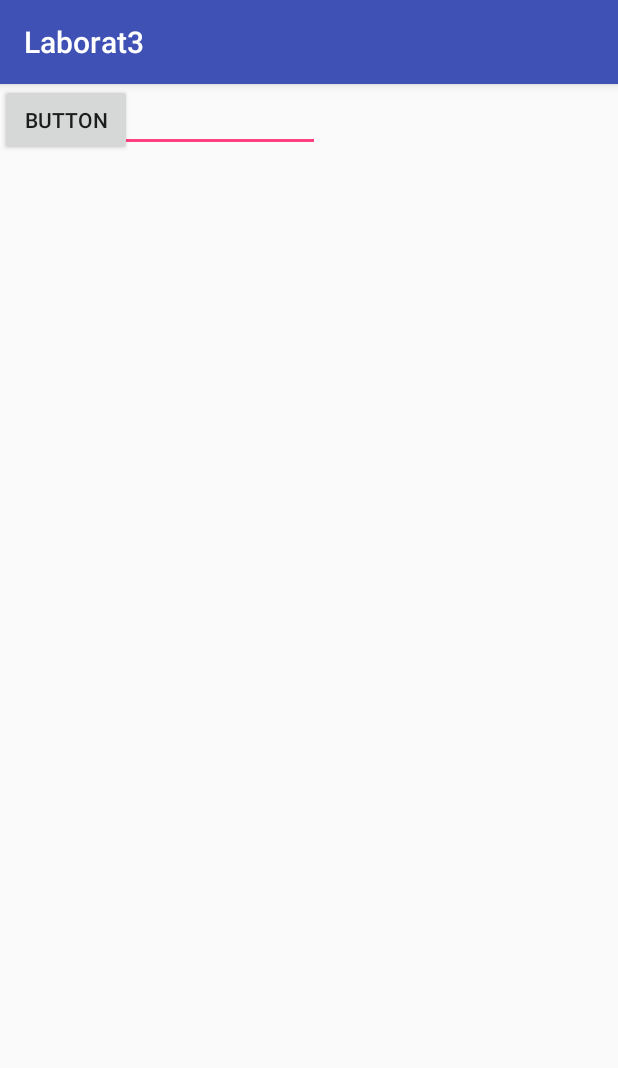
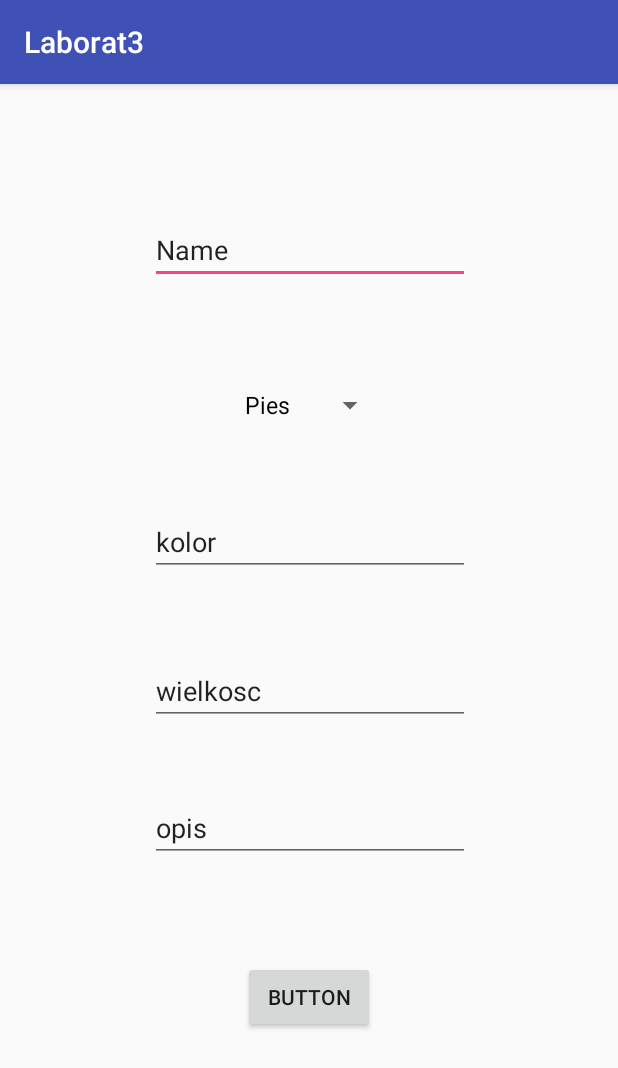
Before and after one commit to kmnowosielski/Laborat3, an Android app: the DodajWpis screen opened directly, with no data from a screen before it, on a phone screen of 412 x 824 dp. Shown: the top 1068 px of the screen. Run offline under Robolectric (Android 15) with nearby library versions, the phone set to English and light mode, and no system bars.

Commit message:
Its fkng annoing

```diff
--- a/app/src/main/java/com/example/kmn/laborat3/DodajWpis.java
+++ b/app/src/main/java/com/example/kmn/laborat3/DodajWpis.java
@@ -1,10 +1,13 @@
 package com.example.kmn.laborat3;
+
 
 import android.content.Intent;
 import android.support.v7.app.AppCompatActivity;
 import android.os.Bundle;
 import android.view.View;
+import android.widget.ArrayAdapter;
 import android.widget.EditText;
+import android.widget.Spinner;
 
 public class DodajWpis extends AppCompatActivity {
 
@@ -12,14 +15,28 @@ public class DodajWpis extends AppCompatActivity {
     protected void onCreate(Bundle savedInstanceState) {
         super.onCreate(savedInstanceState);
         setContentView(R.layout.activity_dodaj_wpis);
+
+        ArrayAdapter gatunki = new ArrayAdapter(this, android.R.layout.simple_spinner_dropdown_item,
+                new String[] {"Pies", "Kot", "Rybki"});
+
+        Spinner gatunek = (Spinner)(findViewById(R.id.gatunek));
+        gatunek.setAdapter(gatunki);
+        Bundle extras = getIntent().getExtras();
+
     }
 
     public void wyslij(View view)
     {
-        EditText kontrolka = (EditText)findViewById(R.id.editText);
-        String  pole = kontrolka.getText().toString();
+        EditText kolor = (EditText) findViewById(R.id.kolor);
+        EditText wielkosc = (EditText) findViewById(R.id.wielkosc);
+        EditText opis = (EditText) findViewById(R.id.opis);
+        Spinner gatunek = (Spinner) findViewById(R.id.gatunek);
+        Animal zwierze = new Animal(gatunek.getSelectedItem().toString(),
+                kolor.getText().toString(),
+                Float.valueOf(wielkosc.getText().toString()),
+                opis.getText().toString());
         Intent intencja = new Intent();
-        intencja.putExtra("wpis", pole);
+        intencja.putExtra("nowy", zwierze);
         setResult(RESULT_OK, intencja);
         finish();
     }
--- a/app/src/main/res/layout/activity_dodaj_wpis.xml
+++ b/app/src/main/res/layout/activity_dodaj_wpis.xml
@@ -11,10 +11,69 @@
         android:layout_width="wrap_content"
         android:layout_height="wrap_content"
         android:ems="10"
-        android:inputType="textPersonName"
         android:text="Name"
-        tools:layout_editor_absoluteX="122dp"
-        tools:layout_editor_absoluteY="157dp"
+        app:layout_constraintBottom_toBottomOf="parent"
+        app:layout_constraintHorizontal_bias="0.502"
+        app:layout_constraintLeft_toLeftOf="parent"
+        app:layout_constraintRight_toRightOf="parent"
+        app:layout_constraintTop_toTopOf="parent"
+        app:layout_constraintVertical_bias="0.122"
+        tools:ignore="MissingConstraints" />
+
+    <Spinner
+        android:id="@+id/gatunek"
+        android:layout_width="wrap_content"
+        android:layout_height="wrap_content"
+        android:ems="10"
+        android:text="gatunek"
+        app:layout_constraintBottom_toBottomOf="parent"
+        app:layout_constraintHorizontal_bias="0.502"
+        app:layout_constraintLeft_toLeftOf="parent"
+        app:layout_constraintRight_toRightOf="parent"
+        app:layout_constraintTop_toTopOf="parent"
+        app:layout_constraintVertical_bias="0.264"
+        tools:ignore="MissingConstraints" />
+
+    <EditText
+        android:id="@+id/kolor"
+        android:layout_width="wrap_content"
+        android:layout_height="wrap_content"
+        android:ems="10"
+        android:text="kolor"
+        app:layout_constraintBottom_toBottomOf="parent"
+        app:layout_constraintHorizontal_bias="0.502"
+        app:layout_constraintLeft_toLeftOf="parent"
+        app:layout_constraintRight_toRightOf="parent"
+        app:layout_constraintTop_toTopOf="parent"
+        app:layout_constraintVertical_bias="0.391"
+        tools:ignore="MissingConstraints" />
+
+    <EditText
+        android:id="@+id/wielkosc"
+        android:layout_width="wrap_content"
+        android:layout_height="wrap_content"
+        android:ems="10"
+        android:text="wielkosc"
+        app:layout_constraintBottom_toBottomOf="parent"
+        app:layout_constraintHorizontal_bias="0.502"
+        app:layout_constraintLeft_toLeftOf="parent"
+        app:layout_constraintRight_toRightOf="parent"
+        app:layout_constraintTop_toTopOf="parent"
+        app:layout_constraintVertical_bias="0.529"
+        tools:ignore="MissingConstraints" />
+
+    <EditText
+        android:id="@+id/opis"
+        android:layout_width="wrap_content"
+        android:layout_height="wrap_content"
+        android:ems="10"
+        android:text="opis"
+        app:layout_constraintBottom_toBottomOf="parent"
+        app:layout_constraintHorizontal_bias="0.502"
+        app:layout_constraintLeft_toLeftOf="parent"
+        app:layout_constraintRight_toRightOf="parent"
+        app:layout_constraintTop_toTopOf="parent"
+        app:layout_constraintVertical_bias="0.655"
         tools:ignore="MissingConstraints" />
 
     <Button
@@ -23,7 +82,10 @@
         android:layout_height="wrap_content"
         android:onClick="wyslij"
         android:text="Button"
-        tools:layout_editor_absoluteX="148dp"
-        tools:layout_editor_absoluteY="325dp"
+        app:layout_constraintBottom_toBottomOf="parent"
+        app:layout_constraintLeft_toLeftOf="parent"
+        app:layout_constraintRight_toRightOf="parent"
+        app:layout_constraintTop_toTopOf="parent"
+        app:layout_constraintVertical_bias="0.812"
         tools:ignore="MissingConstraints" />
 </android.support.constraint.ConstraintLayout>
--- a/app/src/main/res/menu/menu.xml
+++ b/app/src/main/res/menu/menu.xml
@@ -4,7 +4,7 @@
 
     <item
         android:id="@+id/create"
-        android:title="Nowy"
+        android:title="nowy"
         android:onClick="nowyWpis"
         android:icon="@android:drawable/ic_menu_add"
         app:showAsAction="always"
```
Also changed, not shown: app/src/main/java/com/example/kmn/laborat3/Animal.java (+8 -6 lines), app/src/main/java/com/example/kmn/laborat3/MainActivity.java (+15 -4 lines).
